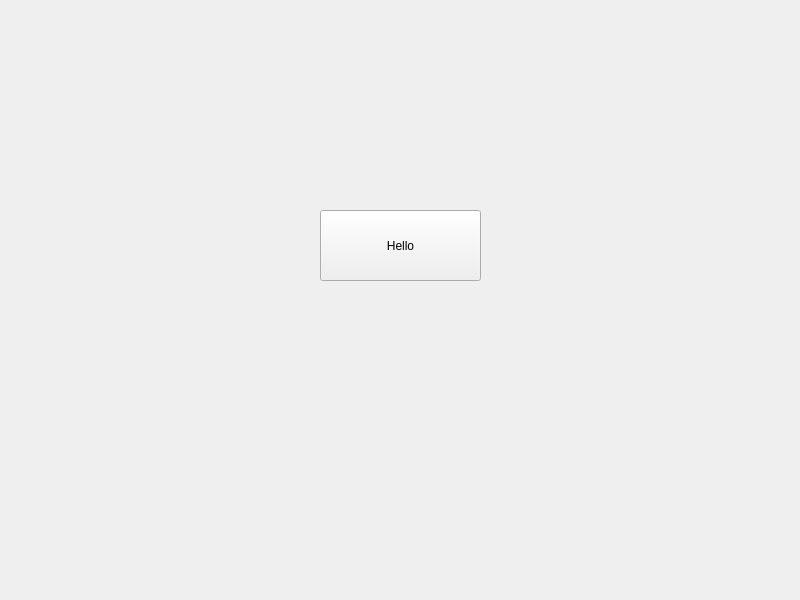
Above: GUI/Resource/main.ui from LAdG/Biometric-AccessCode before the change. Below: the same form after it.
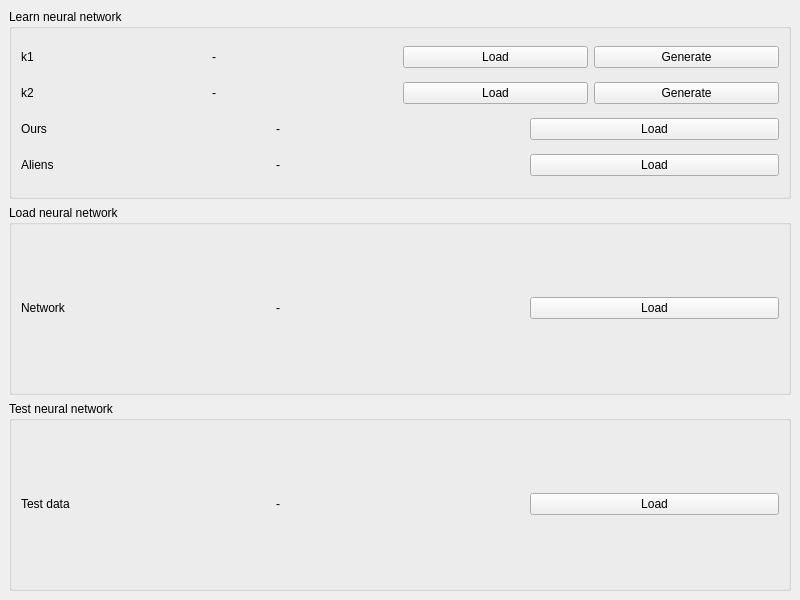
That is the form after the change.

Diff of the .ui file:
```diff
--- a/GUI/Resource/main.ui
+++ b/GUI/Resource/main.ui
@@ -14,19 +14,199 @@
    <string>Biometric-AccessCode</string>
   </property>
   <widget class="QWidget" name="centralwidget">
-   <widget class="QPushButton" name="hello_btn">
-    <property name="geometry">
-     <rect>
-      <x>320</x>
-      <y>210</y>
-      <width>161</width>
-      <height>71</height>
-     </rect>
-    </property>
-    <property name="text">
-     <string>Hello</string>
-    </property>
-   </widget>
+   <layout class="QVBoxLayout" name="verticalLayout_2">
+    <item>
+     <widget class="QGroupBox" name="learn_box">
+      <property name="title">
+       <string>Learn neural network</string>
+      </property>
+      <layout class="QVBoxLayout" name="verticalLayout_3">
+       <item>
+        <layout class="QHBoxLayout" name="k1_layout">
+         <item>
+          <widget class="QLabel" name="k1_label">
+           <property name="text">
+            <string>k1</string>
+           </property>
+          </widget>
+         </item>
+         <item>
+          <widget class="QLabel" name="k1_status_label">
+           <property name="text">
+            <string>-</string>
+           </property>
+          </widget>
+         </item>
+         <item>
+          <widget class="QPushButton" name="k1_load_btn">
+           <property name="text">
+            <string>Load</string>
+           </property>
+          </widget>
+         </item>
+         <item>
+          <widget class="QPushButton" name="k1_gen_btn">
+           <property name="text">
+            <string>Generate</string>
+           </property>
+          </widget>
+         </item>
+        </layout>
+       </item>
+       <item>
+        <layout class="QHBoxLayout" name="k2_layout">
+         <item>
+          <widget class="QLabel" name="k2_label">
+           <property name="text">
+            <string>k2</string>
+           </property>
+          </widget>
+         </item>
+         <item>
+          <widget class="QLabel" name="k2_status_label">
+           <property name="text">
+            <string>-</string>
+           </property>
+          </widget>
+         </item>
+         <item>
+          <widget class="QPushButton" name="k2_load_btn">
+           <property name="text">
+            <string>Load</string>
+           </property>
+          </widget>
+         </item>
+         <item>
+          <widget class="QPushButton" name="k2_gen_btn">
+           <property name="text">
+            <string>Generate</string>
+           </property>
+          </widget>
+         </item>
+        </layout>
+       </item>
+       <item>
+        <layout class="QHBoxLayout" name="ours_layout">
+         <item>
+          <widget class="QLabel" name="ours_label">
+           <property name="text">
+            <string>Ours</string>
+           </property>
+          </widget>
+         </item>
+         <item>
+          <widget class="QLabel" name="ours_status_label">
+           <property name="text">
+            <string>-</string>
+           </property>
+          </widget>
+         </item>
+         <item>
+          <widget class="QPushButton" name="ours_load_btn">
+           <property name="text">
+            <string>Load</string>
+           </property>
+          </widget>
+         </item>
+        </layout>
+       </item>
+       <item>
+        <layout class="QHBoxLayout" name="aliens_layout">
+         <item>
+          <widget class="QLabel" name="aliens_label">
+           <property name="text">
+            <string>Aliens</string>
+           </property>
+          </widget>
+         </item>
+         <item>
+          <widget class="QLabel" name="aliens_status_label">
+           <property name="text">
+            <string>-</string>
+           </property>
+          </widget>
+         </item>
+         <item>
+          <widget class="QPushButton" name="aliens_load_btn">
+           <property name="text">
+            <string>Load</string>
+           </property>
+          </widget>
+         </item>
+        </layout>
+       </item>
+      </layout>
+     </widget>
+    </item>
+    <item>
+     <widget class="QGroupBox" name="load_box">
+      <property name="title">
+       <string>Load neural network</string>
+      </property>
+      <layout class="QVBoxLayout" name="verticalLayout_4">
+       <item>
+        <layout class="QHBoxLayout" name="network_layout">
+         <item>
+          <widget class="QLabel" name="network_label">
+           <property name="text">
+            <string>Network</string>
+           </property>
+          </widget>
+         </item>
+         <item>
+          <widget class="QLabel" name="network_status_label">
+           <property name="text">
+            <string>-</string>
+           </property>
+          </widget>
+         </item>
+         <item>
+          <widget class="QPushButton" name="network_load_btn">
+           <property name="text">
+            <string>Load</string>
+           </property>
+          </widget>
+         </item>
+        </layout>
+       </item>
+      </layout>
+     </widget>
+    </item>
+    <item>
+     <widget class="QGroupBox" name="test_box">
+      <property name="title">
+       <string>Test neural network</string>
+      </property>
+      <layout class="QVBoxLayout" name="verticalLayout_5">
+       <item>
+        <layout class="QHBoxLayout" name="testdata_layout">
+         <item>
+          <widget class="QLabel" name="testdata_label">
+           <property name="text">
+            <string>Test data</string>
+           </property>
+          </widget>
+         </item>
+         <item>
+          <widget class="QLabel" name="testdata_status_label">
+           <property name="text">
+            <string>-</string>
+           </property>
+          </widget>
+         </item>
+         <item>
+          <widget class="QPushButton" name="testdata_load_btn">
+           <property name="text">
+            <string>Load</string>
+           </property>
+          </widget>
+         </item>
+        </layout>
+       </item>
+      </layout>
+     </widget>
+    </item>
+   </layout>
   </widget>
  </widget>
  <resources/>
```
